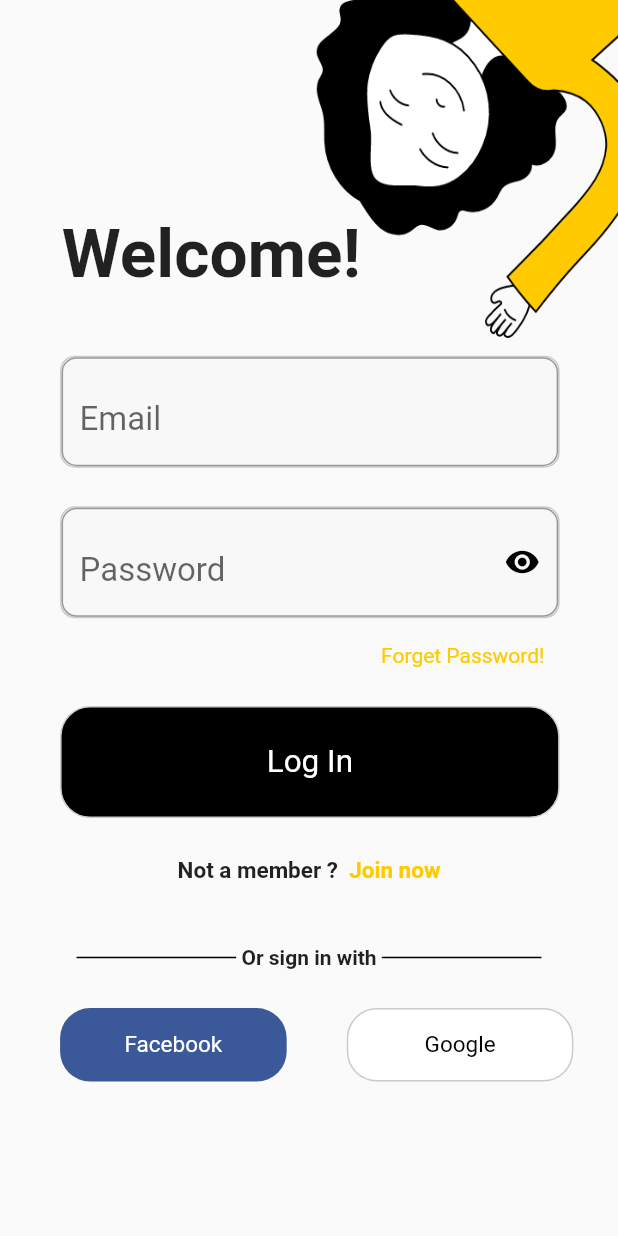
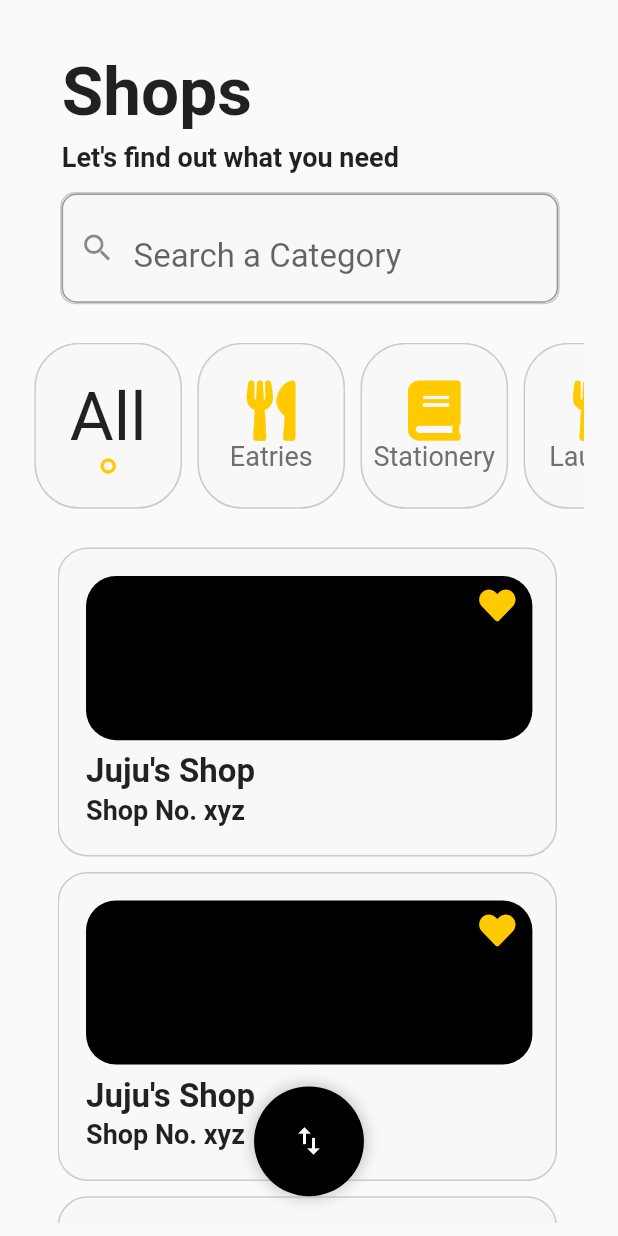
Before and after one commit to ACM-Thapar/Thapar-COS-Automation, a Flutter app: the screen it shows after launch, on a phone screen of 412 x 824 dp. Run offline on Flutter 3.47's test engine with Material 2 defaults, Android fonts, the phone set to English and light mode, and no system bars; our stand-ins replace font_awesome_flutter.

Commit message:
Shop Categories Page UI Done

```diff
--- /dev/null
+++ b/clientapp/lib/HomePage.dart
@@ -0,0 +1,463 @@
+import 'package:flutter/material.dart';
+import 'package:font_awesome_flutter/font_awesome_flutter.dart';
+
+import 'PageResizing/Variables.dart';
+import 'PageResizing/WidgetResizing.dart';
+
+class HomePage extends StatefulWidget {
+  @override
+  _HomePageState createState() => _HomePageState();
+}
+
+class _HomePageState extends State<HomePage> {
+  String email;
+  String password;
+  bool eText = true, pText = true;
+  @override
+  Widget build(BuildContext context) {
+    SizeConfig().init(context);
+    boxSizeH = SizeConfig.safeBlockHorizontal;
+    boxSizeV = SizeConfig.safeBlockVertical;
+
+    return SafeArea(
+      child: Scaffold(
+        resizeToAvoidBottomInset: false,
+        body: Container(
+          child: SingleChildScrollView(
+            child: Stack(
+              children: [
+                Container(
+                  height: 100 * boxSizeV,
+                  width: 100 * boxSizeH,
+                  child: Column(
+                    crossAxisAlignment: CrossAxisAlignment.start,
+                    children: [
+                      Container(
+                        margin: EdgeInsets.only(
+                          top: 27 / 6.4 * boxSizeV,
+                          left: 36 / 3.6 * boxSizeH,
+                        ),
+                        child: Text(
+                          'Shops',
+                          style: TextStyle(
+                            fontWeight: FontWeight.bold,
+                            fontSize: 45,
+                          ),
+                        ),
+                      ),
+                      Container(
+                        margin: EdgeInsets.only(
+                          top: 5 / 6.4 * boxSizeV,
+                          left: 36 / 3.6 * boxSizeH,
+                        ),
+                        child: Text(
+                          'Let\'s find out what you need',
+                          style: TextStyle(
+                            fontWeight: FontWeight.bold,
+                            fontSize: 18,
+                          ),
+                        ),
+                      ),
+                      Container(
+                        height: 58 / 6.4 * boxSizeV,
+                        width: 291 / 3.6 * boxSizeH,
+                        margin: EdgeInsets.only(
+                          top: 10 / 6.4 * boxSizeV,
+                          left: 35 / 3.6 * boxSizeH,
+                        ),
+                        decoration: BoxDecoration(
+                          borderRadius: BorderRadius.circular(10),
+                          border: Border.all(color: Color(0xffCBCBCB)),
+                          color: Color(0xffF8F8F8),
+                        ),
+                        child: TextField(
+                          style: TextStyle(
+                            fontSize: 3.8 * boxSizeV,
+                          ),
+                          decoration: InputDecoration(
+                            prefixIcon: Icon(Icons.search),
+                            border: OutlineInputBorder(
+                                borderRadius: BorderRadius.circular(10)),
+                            hintText: 'Search a Category',
+                            hintStyle: TextStyle(fontSize: 22),
+                            focusColor: Colors.blue[800],
+                          ),
+                          onChanged: (value) {
+                            setState(() {});
+                          },
+                        ),
+                      ),
+                      Container(
+                        height: 86 / 6.4 * boxSizeV,
+                        width: 320 / 3.6 * boxSizeH,
+                        margin: EdgeInsets.only(
+                          top: 20 / 6.4 * boxSizeV,
+                          left: 20 / 3.6 * boxSizeH,
+                        ),
+                        child: SingleChildScrollView(
+                          scrollDirection: Axis.horizontal,
+                          child: Container(
+                            child: Row(
+                              children: [
+                                Container(
+                                  margin: EdgeInsets.only(
+                                    right: 9 / 3.6 * boxSizeH,
+                                  ),
+                                  height: 86 / 6.4 * boxSizeV,
+                                  width: 86 / 3.6 * boxSizeH,
+                                  decoration: BoxDecoration(
+                                    borderRadius: BorderRadius.circular(30),
+                                    border:
+                                        Border.all(color: Color(0xffCBCBCB)),
+                                    color: Color(0xfff8f8f8),
+                                  ),
+                                  child: Column(
+                                    mainAxisAlignment: MainAxisAlignment.center,
+                                    children: [
+                                      Text(
+                                        'All',
+                                        style: TextStyle(
+                                          fontSize: 45,
+                                        ),
+                                      ),
+                                      Icon(
+                                        Icons.trip_origin,
+                                        color: Color(0xffFFCB00),
+                                        size: 12,
+                                      )
+                                    ],
+                                  ),
+                                ),
+                                Container(
+                                  margin: EdgeInsets.only(
+                                    right: 9 / 3.6 * boxSizeH,
+                                  ),
+                                  height: 86 / 6.4 * boxSizeV,
+                                  width: 86 / 3.6 * boxSizeH,
+                                  decoration: BoxDecoration(
+                                    borderRadius: BorderRadius.circular(30),
+                                    border:
+                                        Border.all(color: Color(0xffCBCBCB)),
+                                    color: Color(0xfff8f8f8),
+                                  ),
+                                  child: Column(
+                                    mainAxisAlignment: MainAxisAlignment.center,
+                                    children: [
+                                      FaIcon(
+                                        FontAwesomeIcons.utensils,
+                                        color: Color(0xffFFCB00),
+                                        size: 40,
+                                      ),
+                                      Text(
+                                        'Eatries',
+                                        style: TextStyle(
+                                          fontSize: 18,
+                                          color: Color(0xff707070),
+                                        ),
+                                      ),
+                                    ],
+                                  ),
+                                ),
+                                Container(
+                                  margin: EdgeInsets.only(
+                                    right: 9 / 3.6 * boxSizeH,
+                                  ),
+                                  height: 86 / 6.4 * boxSizeV,
+                                  width: 86 / 3.6 * boxSizeH,
+                                  decoration: BoxDecoration(
+                                    borderRadius: BorderRadius.circular(30),
+                                    border:
+                                        Border.all(color: Color(0xffCBCBCB)),
+                                    color: Color(0xfff8f8f8),
+                                  ),
+                                  child: Column(
+                                    mainAxisAlignment: MainAxisAlignment.center,
+                                    children: [
+                                      FaIcon(
+                                        FontAwesomeIcons.book,
+                                        color: Color(0xffFFCB00),
+                                        size: 40,
+                                      ),
+                                      Text(
+                                        'Stationery',
+                                        style: TextStyle(
+                                          fontSize: 18,
+                                          color: Color(0xff707070),
+                                        ),
+                                      ),
+                                    ],
+                                  ),
+                                ),
+                                Container(
+                                  margin: EdgeInsets.only(
+                                    right: 9 / 3.6 * boxSizeH,
+                                  ),
+                                  height: 86 / 6.4 * boxSizeV,
+                                  width: 86 / 3.6 * boxSizeH,
+                                  decoration: BoxDecoration(
+                                    borderRadius: BorderRadius.circular(30),
+                                    border:
+                                        Border.all(color: Color(0xffCBCBCB)),
+                                    color: Color(0xfff8f8f8),
+                                  ),
+                                  child: Column(
+                                    mainAxisAlignment: MainAxisAlignment.center,
+                                    children: [
+                                      FaIcon(
+                                        FontAwesomeIcons.utensils,
+                                        color: Color(0xffFFCB00),
+                                        size: 40,
+                                      ),
+                                      Text(
+                                        'Laundry',
+                                        style: TextStyle(
+                                          fontSize: 18,
+                                          color: Color(0xff707070),
+                                        ),
+                                      ),
+                                    ],
+                                  ),
+                                ),
+                              ],
+                            ),
+                          ),
+                        ),
+                      ),
+                      Container(
+                        margin: EdgeInsets.only(
+                          top: 20 / 6.4 * boxSizeV,
+                          left: 33.5 / 3.6 * boxSizeH,
+                        ),
+                        height: 350 / 6.4 * boxSizeV,
+                        width: 291 / 3.6 * boxSizeH,
+                        child: SingleChildScrollView(
+                          child: Column(
+                            children: [
+                              Container(
+                                decoration: BoxDecoration(
+                                  color: Color(0xffF8F8F8),
+                                  borderRadius: BorderRadius.circular(20),
+                                  border: Border.all(color: Color(0xffCBCBCB)),
+                                ),
+                                margin: EdgeInsets.only(
+                                  bottom: 8 / 6.4 * boxSizeV,
+                                ),
+                                height: 160 / 6.4 * boxSizeV,
+                                width: 291 / 3.6 * boxSizeH,
+                                child: Container(
+                                  margin: EdgeInsets.only(
+                                    left: 14 / 6.4 * boxSizeV,
+                                  ),
+                                  child: Column(
+                                    crossAxisAlignment:
+                                        CrossAxisAlignment.start,
+                                    children: [
+                                      Container(
+                                        decoration: BoxDecoration(
+                                          color: Colors.black,
+                                          borderRadius:
+                                              BorderRadius.circular(20),
+                                        ),
+                                        margin: EdgeInsets.only(
+                                          top: 14 / 6.4 * boxSizeV,
+                                        ),
+                                        height: 85 / 6.4 * boxSizeV,
+                                        width: 260 / 3.6 * boxSizeH,
+                                        child: Container(
+                                          margin: EdgeInsets.only(
+                                            top: 6 / 6.4 * boxSizeV,
+                                            right: 10 / 3.6 * boxSizeH,
+                                          ),
+                                          alignment: Alignment.topRight,
+                                          child: Icon(
+                                            FontAwesomeIcons.solidHeart,
+                                            color: Color(0xffFFCB00),
+                                          ),
+                                        ),
+                                      ),
+                                      SizedBox(
+                                        height: 8,
+                                      ),
+                                      Text(
+                                        'Juju\'s Shop',
+                                        style: TextStyle(
+                                            fontWeight: FontWeight.bold,
+                                            fontSize: 22),
+                                      ),
+                                      SizedBox(
+                                        height: 2,
+                                      ),
+                                      Text(
+                                        'Shop No. xyz',
+                                        style: TextStyle(
+                                            fontWeight: FontWeight.bold,
+                                            fontSize: 18),
+                                      ),
+                                    ],
+                                  ),
+                                ),
+                              ),
+                              Container(
+                                decoration: BoxDecoration(
+                                  color: Color(0xffF8F8F8),
+                                  borderRadius: BorderRadius.circular(20),
+                                  border: Border.all(color: Color(0xffCBCBCB)),
+                                ),
+                                margin: EdgeInsets.only(
+                                  bottom: 8 / 6.4 * boxSizeV,
+                                ),
+                                height: 160 / 6.4 * boxSizeV,
+                                width: 291 / 3.6 * boxSizeH,
+                                child: Container(
+                                  margin: EdgeInsets.only(
+                                    left: 14 / 6.4 * boxSizeV,
+                                  ),
+                                  child: Column(
+                                    crossAxisAlignment:
+                                        CrossAxisAlignment.start,
+                                    children: [
+                                      Container(
+                                        decoration: BoxDecoration(
+                                          color: Colors.black,
+                                          borderRadius:
+                                              BorderRadius.circular(20),
+                                        ),
+                                        margin: EdgeInsets.only(
+                                          top: 14 / 6.4 * boxSizeV,
+                                        ),
+                                        height: 85 / 6.4 * boxSizeV,
+                                        width: 260 / 3.6 * boxSizeH,
+                                        child: Container(
+                                          margin: EdgeInsets.only(
+                                            top: 6 / 6.4 * boxSizeV,
+                                            right: 10 / 3.6 * boxSizeH,
+                                          ),
+                                          alignment: Alignment.topRight,
+                                          child: Icon(
+                                            FontAwesomeIcons.solidHeart,
+                                            color: Color(0xffFFCB00),
+                                          ),
+                                        ),
+                                      ),
+                                      SizedBox(
+                                        height: 8,
+                                      ),
+                                      Text(
+                                        'Juju\'s Shop',
+                                        style: TextStyle(
+                                            fontWeight: FontWeight.bold,
+                                            fontSize: 22),
+                                      ),
+                                      SizedBox(
+                                        height: 2,
+                                      ),
+                                      Text(
+                                        'Shop No. xyz',
+                                        style: TextStyle(
+                                            fontWeight: FontWeight.bold,
+                                            fontSize: 18),
+                                      ),
+                                    ],
+                                  ),
+                                ),
+                              ),
+                              Container(
+                                decoration: BoxDecoration(
+                                  color: Color(0xffF8F8F8),
+                                  borderRadius: BorderRadius.circular(20),
+                                  border: Border.all(color: Color(0xffCBCBCB)),
+                                ),
+                                margin: EdgeInsets.only(
+                                  bottom: 8 / 6.4 * boxSizeV,
+                                ),
+                                height: 160 / 6.4 * boxSizeV,
+                                width: 291 / 3.6 * boxSizeH,
+                                child: Container(
+                                  margin: EdgeInsets.only(
+                                    left: 14 / 6.4 * boxSizeV,
+                                  ),
+                                  child: Column(
+                                    crossAxisAlignment:
+                                        CrossAxisAlignment.start,
+                                    children: [
+                                      Container(
+                                        decoration: BoxDecoration(
+                                          color: Colors.black,
+                                          borderRadius:
+                                              BorderRadius.circular(20),
+                                        ),
+                                        margin: EdgeInsets.only(
+                                          top: 14 / 6.4 * boxSizeV,
+                                        ),
+                                        height: 85 / 6.4 * boxSizeV,
+                                        width: 260 / 3.6 * boxSizeH,
+                                        child: Container(
+                                          margin: EdgeInsets.only(
+                                            top: 6 / 6.4 * boxSizeV,
+                                            right: 10 / 3.6 * boxSizeH,
+                                          ),
+                                          alignment: Alignment.topRight,
+                                          child: Icon(
+                                            FontAwesomeIcons.solidHeart,
+                                            color: Color(0xffFFCB00),
+                                          ),
+                                        ),
+                                      ),
+                                      SizedBox(
+                                        height: 8,
+                                      ),
+                                      Text(
+                                        'Juju\'s Shop',
+                                        style: TextStyle(
+                                            fontWeight: FontWeight.bold,
+                                            fontSize: 22),
+                                      ),
+                                      SizedBox(
+                                        height: 2,
+                                      ),
+                                      Text(
+                                        'Shop No. xyz',
+                                        style: TextStyle(
+                                            fontWeight: FontWeight.bold,
+                                            fontSize: 18),
+                                      ),
+                                    ],
+                                  ),
+                                ),
+                              ),
+                            ],
+                          ),
+                        ),
+                      )
+                    ],
+                  ),
+                ),
+                Container(
+                  margin: EdgeInsets.only(
+                      top: 559 / 6.4 * boxSizeV, left: 148 / 3.6 * boxSizeH),
+                  height: 64 / 6.4 * boxSizeV,
+                  width: 64 / 3.6 * boxSizeH,
+                  decoration: BoxDecoration(
+                    boxShadow: [
+                      BoxShadow(
+                        color: Colors.grey.withOpacity(0.5),
+                        spreadRadius: 2,
+                        blurRadius: 7,
+                      ),
+                    ],
+                    shape: BoxShape.circle,
+                    color: Colors.black,
+                  ),
+                  child: Icon(
+                    Icons.swap_vert,
+                    color: Colors.white,
+                  ),
+                ),
+              ],
+            ),
+          ),
+        ),
+      ),
+    );
+  }
+}
--- a/clientapp/lib/main.dart
+++ b/clientapp/lib/main.dart
@@ -1,5 +1,6 @@
-import 'package:clientapp/LoginPage.dart';
 import 'package:flutter/material.dart';
+
+import 'HomePage.dart';
 
 void main() {
   runApp(MyApp());
@@ -23,6 +24,6 @@ class MyApp extends StatelessWidget {
 class MyHomePage extends StatelessWidget {
   @override
   Widget build(BuildContext context) {
-    return LoginPage();
+    return HomePage();
   }
 }
```
Also changed, not shown: clientapp/pubspec.yaml (+1 -9 lines), clientapp/pubspec.lock.
